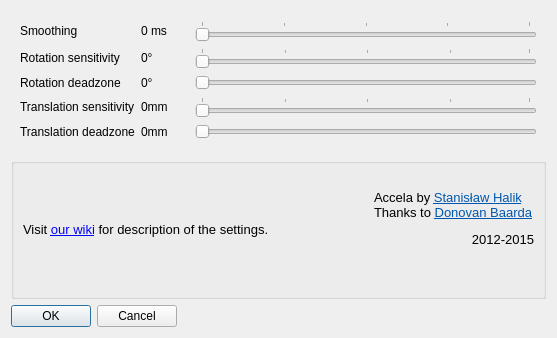
First picture: the form in filter-accela/ftnoir_accela_filtercontrols.ui, repository opentrack/opentrack, before the edit.
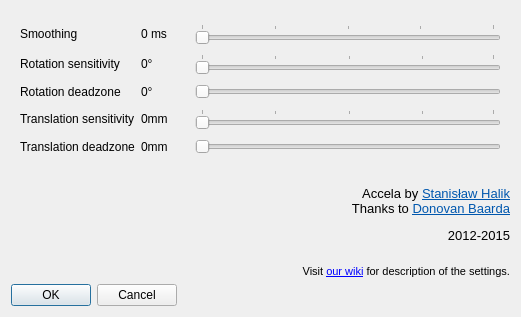
Second picture: the form after the edit. Icons and pictures are not drawn.

Commit message: adjust accela dialog for dpi fuckup

Patch:
```diff
--- a/filter-accela/ftnoir_accela_filtercontrols.ui
+++ b/filter-accela/ftnoir_accela_filtercontrols.ui
@@ -9,8 +9,8 @@
    <rect>
     <x>0</x>
     <y>0</y>
-    <width>557</width>
-    <height>338</height>
+    <width>521</width>
+    <height>317</height>
    </rect>
   </property>
   <property name="windowTitle">
@@ -215,15 +215,9 @@
     </widget>
    </item>
    <item row="1" column="0">
-    <widget class="QGroupBox" name="groupBox">
-     <property name="title">
-      <string/>
-     </property>
-     <layout class="QGridLayout" name="gridLayout_2">
-      <item row="0" column="1">
        <widget class="QLabel" name="label_9">
         <property name="sizePolicy">
-         <sizepolicy hsizetype="Maximum" vsizetype="Maximum">
+      <sizepolicy hsizetype="Minimum" vsizetype="Maximum">
           <horstretch>0</horstretch>
           <verstretch>0</verstretch>
          </sizepolicy>
@@ -237,7 +231,7 @@
          <enum>QFrame::NoFrame</enum>
         </property>
         <property name="text">
-         <string>&lt;html&gt;&lt;head/&gt;&lt;body&gt;&lt;p align=&quot;justify&quot;&gt;&lt;br/&gt;&lt;span style=&quot; font-size:10pt;&quot;&gt;Accela by &lt;/span&gt;&lt;a href=&quot;https://github.com/sthalik&quot;&gt;&lt;span style=&quot; font-size:10pt; text-decoration: underline; color:#0057ae;&quot;&gt;Stanisław Halik&lt;/span&gt;&lt;/a&gt;&lt;span style=&quot; font-size:10pt;&quot;&gt;&lt;br/&gt;Thanks to &lt;/span&gt;&lt;a href=&quot;https://github.com/dbaarda&quot;&gt;&lt;span style=&quot; font-size:10pt; text-decoration: underline; color:#0057ae;&quot;&gt;Donovan Baarda&lt;/span&gt;&lt;/a&gt;&lt;/p&gt;&lt;p align=&quot;right&quot;&gt;&lt;span style=&quot; font-size:10pt;&quot;&gt;2012-2015&lt;/span&gt;&lt;/p&gt;&lt;p align=&quot;right&quot;&gt;&lt;br/&gt;&lt;/p&gt;&lt;/body&gt;&lt;/html&gt;</string>
+      <string>&lt;html&gt;&lt;head/&gt;&lt;body&gt;&lt;p align=&quot;right&quot;&gt;&lt;br/&gt;&lt;span style=&quot; font-size:10pt;&quot;&gt;Accela by &lt;/span&gt;&lt;a href=&quot;https://github.com/sthalik&quot;&gt;&lt;span style=&quot; font-size:10pt; text-decoration: underline; color:#0057ae;&quot;&gt;Stanisław Halik&lt;/span&gt;&lt;/a&gt;&lt;span style=&quot; font-size:10pt;&quot;&gt;&lt;br/&gt;Thanks to &lt;/span&gt;&lt;a href=&quot;https://github.com/dbaarda&quot;&gt;&lt;span style=&quot; font-size:10pt; text-decoration: underline; color:#0057ae;&quot;&gt;Donovan Baarda&lt;/span&gt;&lt;/a&gt;&lt;/p&gt;&lt;p align=&quot;right&quot;&gt;&lt;span style=&quot; font-size:10pt;&quot;&gt;2012-2015&lt;/span&gt;&lt;/p&gt;&lt;p align=&quot;right&quot;&gt;&lt;br/&gt;&lt;span style=&quot; font-size:8pt;&quot;&gt;Visit &lt;/span&gt;&lt;a href=&quot;https://github.com/opentrack/opentrack/wiki/Accela-in-opentrack-2.3&quot;&gt;&lt;span style=&quot; font-size:8pt; text-decoration: underline; color:#0000ff;&quot;&gt;our wiki&lt;/span&gt;&lt;/a&gt;&lt;span style=&quot; font-size:8pt;&quot;&gt; for description of the settings.&lt;/span&gt;&lt;/p&gt;&lt;/body&gt;&lt;/html&gt;</string>
         </property>
         <property name="textFormat">
          <enum>Qt::RichText</enum>
@@ -246,7 +240,7 @@
          <bool>false</bool>
         </property>
         <property name="alignment">
-         <set>Qt::AlignCenter</set>
+      <set>Qt::AlignRight|Qt::AlignTrailing|Qt::AlignVCenter</set>
         </property>
         <property name="wordWrap">
          <bool>true</bool>
@@ -263,24 +257,6 @@
         <property name="textInteractionFlags">
          <set>Qt::LinksAccessibleByKeyboard|Qt::LinksAccessibleByMouse|Qt::TextBrowserInteraction|Qt::TextSelectableByKeyboard|Qt::TextSelectableByMouse</set>
         </property>
-       </widget>
-      </item>
-      <item row="0" column="0">
-       <widget class="QLabel" name="label_3">
-        <property name="font">
-         <font>
-          <pointsize>10</pointsize>
-         </font>
-        </property>
-        <property name="text">
-         <string>&lt;html&gt;&lt;head/&gt;&lt;body&gt;&lt;p&gt;Visit &lt;a href=&quot;https://github.com/opentrack/opentrack/wiki/Accela-in-opentrack-2.3&quot;&gt;&lt;span style=&quot; text-decoration: underline; color:#0000ff;&quot;&gt;our wiki&lt;/span&gt;&lt;/a&gt; for description of the settings.&lt;/p&gt;&lt;/body&gt;&lt;/html&gt;</string>
-        </property>
-        <property name="openExternalLinks">
-         <bool>true</bool>
-        </property>
-       </widget>
-      </item>
-     </layout>
     </widget>
    </item>
   </layout>
```
Lines whose indentation alone changed are shown as unchanged.
